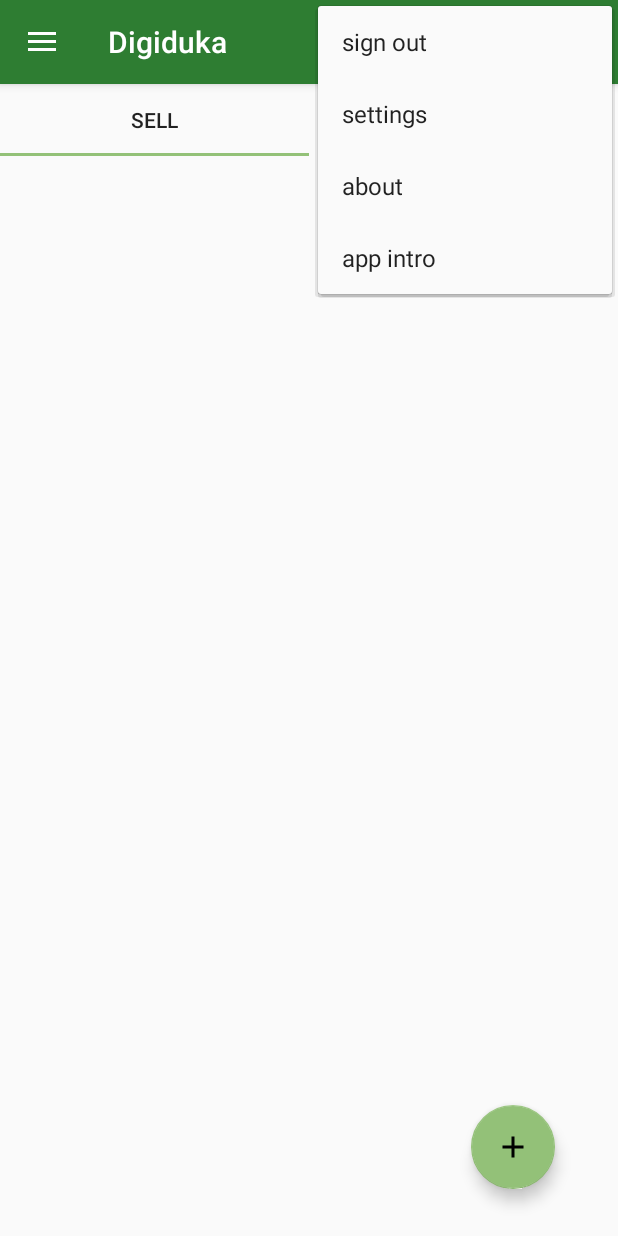
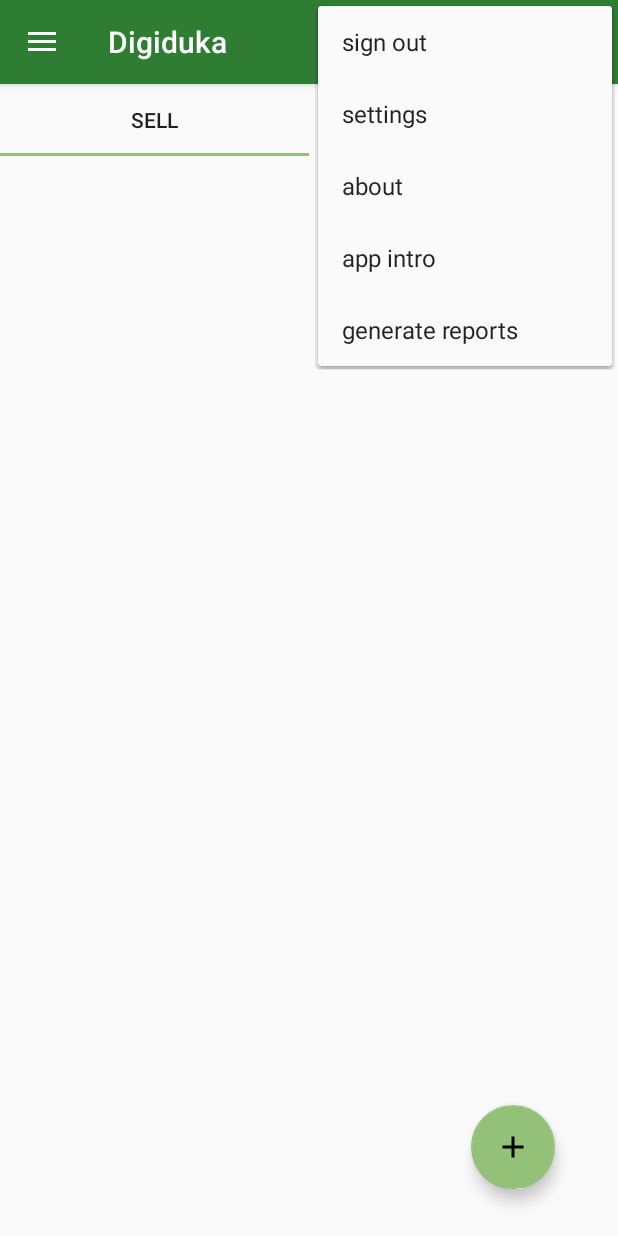
Before and after one commit to ngenovictor/digiduka, an Android app: the screen it shows after launch once a user with an empty profile is signed in (MainActivity), with the options menu open, on a phone screen of 412 x 824 dp. Run offline under Robolectric (Android 15) with nearby library versions, the phone set to English and light mode, and no system bars; our stand-ins replace Firebase (no records; nobody signed in at launch, a user with empty details on screens opened directly), Picasso; libraries missing offline, so code that uses them is left out: org.parceler; 1 statement that could not run was skipped.

Commit message:
create a new activity for generating reports

```diff
--- a/app/build.gradle
+++ b/app/build.gradle
@@ -49,4 +49,5 @@ dependencies {
 
 
 
+
 apply plugin: 'com.google.gms.google-services'
--- a/app/src/main/java/com/digiduka/digiduka/ui/MainActivity.java
+++ b/app/src/main/java/com/digiduka/digiduka/ui/MainActivity.java
@@ -172,6 +172,9 @@ public class MainActivity extends AppCompatActivity implements NavigationView.On
             case R.id.intro:
                 Intent intent = new Intent(MainActivity.this, WelcomeActivity.class);
                 startActivity(intent);
+            case R.id.generateReports:
+                Intent intent1 = new Intent(MainActivity.this, GenerateReportsActivity.class);
+                startActivity(intent1);
             default:
                 return super.onOptionsItemSelected(item);
         }
--- a/app/src/main/res/layout/activity_main.xml
+++ b/app/src/main/res/layout/activity_main.xml
@@ -1,5 +1,6 @@
 <?xml version="1.0" encoding="utf-8"?>
-<android.support.v4.widget.DrawerLayout xmlns:android="http://schemas.android.com/apk/res/android"
+<android.support.v4.widget.DrawerLayout
+    xmlns:android="http://schemas.android.com/apk/res/android"
     xmlns:app="http://schemas.android.com/apk/res-auto"
     xmlns:tools="http://schemas.android.com/tools"
     android:id="@+id/drawer_layout"
--- a/app/src/main/res/menu/main.xml
+++ b/app/src/main/res/menu/main.xml
@@ -21,4 +21,9 @@
         android:orderInCategory="300"
         app:showAsAction="never"
         />
+    <item android:id="@+id/generateReports"
+        android:title="@string/generateReports"
+        android:orderInCategory="300"
+        app:showAsAction="never"
+        />
 </menu>
--- a/app/src/main/res/values/strings.xml
+++ b/app/src/main/res/values/strings.xml
@@ -11,6 +11,7 @@
     <string name="settings">settings</string>
     <string name="about">about</string>
     <string name="sign_out">sign out</string>
+    <string name="generateReports">generate reports</string>
 
     <!--creating new product strings-->
     <string name="product_name_hint">Enter name of product</string>
```
Also changed, not shown: app/src/main/AndroidManifest.xml (+5 -3 lines), app/src/main/java/com/digiduka/digiduka/ui/GenerateReportsActivity.java (added, +15 -0 lines), app/src/main/res/layout/activity_generate_reports.xml (added, +10 -0 lines).
